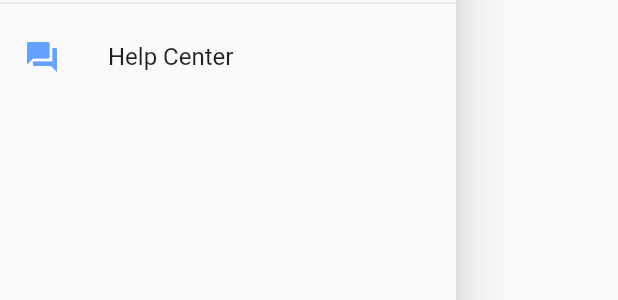
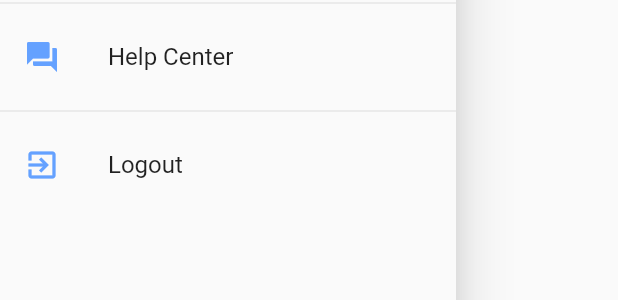
Before and after one commit to Madushankumarasiri/Rush-Online-Delivery-App, a Flutter app: the AppDrawer widget shown alone on an empty page, opened directly, on a phone screen of 412 x 824 dp. Shown: the part 417-717 px from the top of the screen. Run offline on Flutter 3.47's test engine with Material 2 defaults, Android fonts, the phone set to English and light mode, and no system bars; our stand-ins replace rflutter_alert; network calls fail.

Commit message:
updated app_drawer.dart
added log out icon to the drawer

```diff
--- a/lib/widgets/app_drawer.dart
+++ b/lib/widgets/app_drawer.dart
@@ -50,6 +50,20 @@ class AppDrawer extends StatelessWidget {
               //     .pushReplacementNamed(HelpCenter.routeName);
             },
           ),
+           Divider(),
+          ListTile(
+            leading: Icon(Icons.exit_to_app,
+             color: kPrimaryColor,),
+            title: Text('Logout'),
+            onTap: () {
+              Navigator.of(context).pop();
+              Navigator.of(context).pushReplacementNamed('/');
+
+              // Navigator.of(context)
+              //     .pushReplacementNamed(UserProductsScreen.routeName);
+              // Provider.of<Auth>(context, listen: false).logout();
+            },
+          ),
 
 
         ],
```
